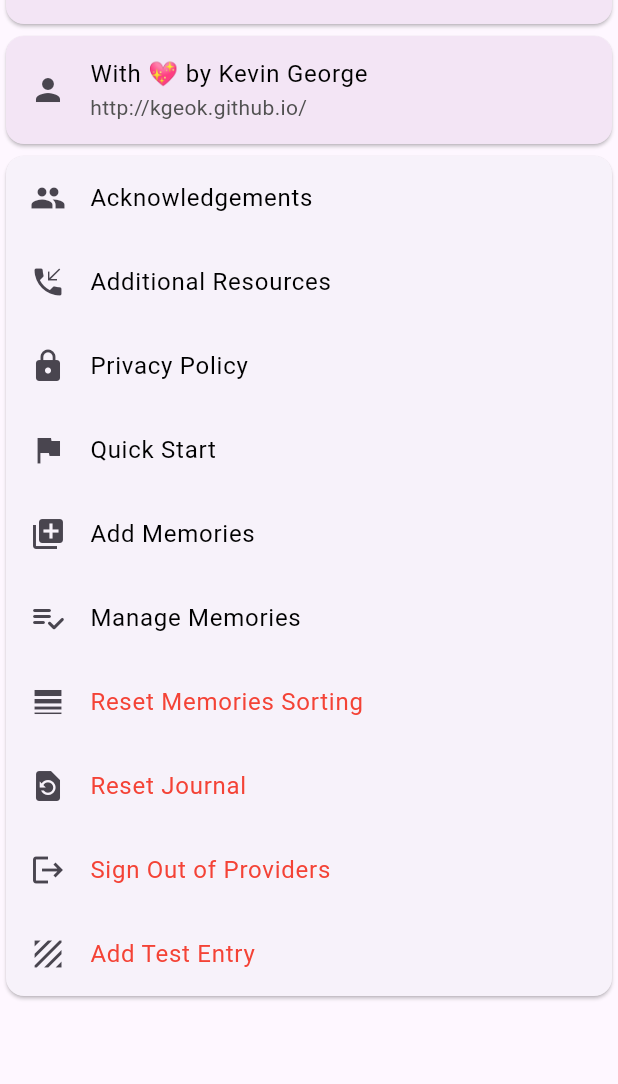
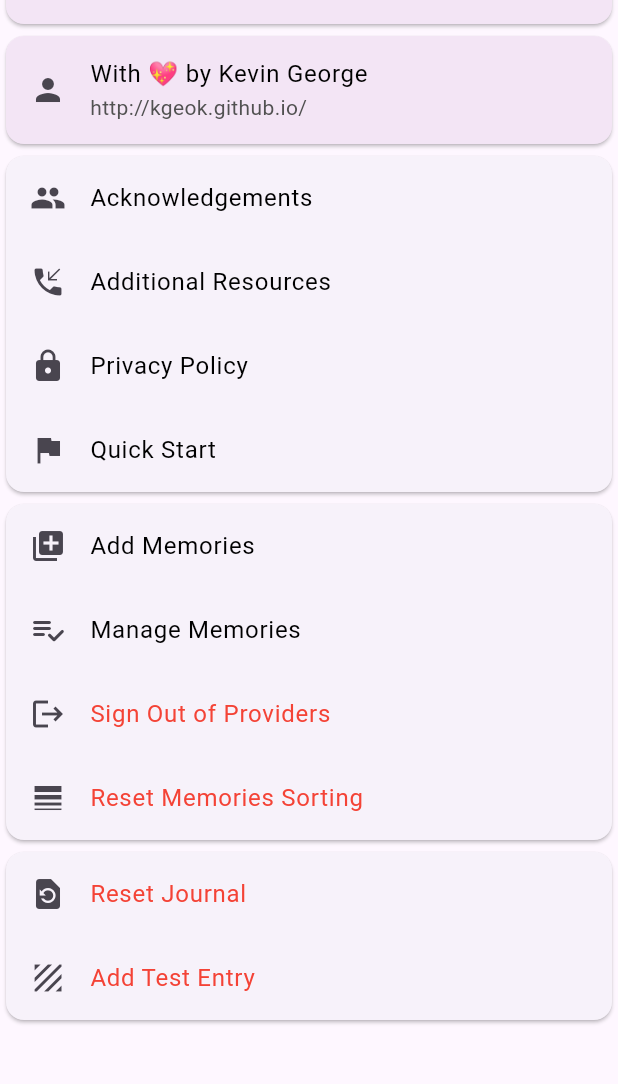
Before and after one commit to kgeok/Vibrance, a Flutter app: the SettingsPage widget shown alone on an empty page, opened directly, on a phone screen of 412 x 824 dp, the part 90-1174 px from its top. Run offline on Flutter 3.47's test engine with Material 3 defaults, Android fonts, the light colour scheme and no system bars; our stand-ins replace audioplayers, fl_chart, google_fonts, image_picker, sqflite, webview_flutter; missing offline and left inert: device_calendar, record, spotify, webfeed; accounts and stored records are empty.

Commit message:
(Commit on 'Dev')

```diff
--- a/vibrance/lib/main.dart
+++ b/vibrance/lib/main.dart
@@ -3898,6 +3898,12 @@ class SettingsPageState extends State<SettingsPage> {
                   style: GoogleFonts.newsCycle(color: Colors.black)),
               onTap: () => helpDialog(context),
             ),
+          ])),
+      Card(
+          child: Column(
+              mainAxisSize: MainAxisSize.max,
+              mainAxisAlignment: MainAxisAlignment.center,
+              children: <Widget>[
             ListTile(
               leading: Icon(Icons.library_add),
               title: Text("Add Memories",
@@ -3914,11 +3920,23 @@ class SettingsPageState extends State<SettingsPage> {
               onTap: () => manageMemories(context),
             ),
             ListTile(
+              leading: Icon(Icons.logout),
+              title: Text("Sign Out of Providers",
+                  style: GoogleFonts.newsCycle(color: Colors.red)),
+              onTap: () => clearServicesWarning(context),
+            ),
+            ListTile(
               leading: Icon(Icons.line_weight),
               title: Text("Reset Memories Sorting",
                   style: GoogleFonts.newsCycle(color: Colors.red)),
               onTap: () => clearWeightWarning(context),
-          ),
+            )
+          ])),
+      Card(
+          child: Column(
+        mainAxisSize: MainAxisSize.min,
+        mainAxisAlignment: MainAxisAlignment.center,
+        children: <Widget>[
           ListTile(
             leading: Icon(Icons.restore_page),
             title: Text("Reset Journal",
@@ -3926,12 +3944,6 @@ class SettingsPageState extends State<SettingsPage> {
             onTap: () => clearDaysWarning(context),
           ),
           ListTile(
-            leading: Icon(Icons.logout),
-            title: Text("Sign Out of Providers",
-                style: GoogleFonts.newsCycle(color: Colors.red)),
-            onTap: () => clearServicesWarning(context),
-          ),
-          ListTile(
             leading: Icon(Icons.texture_sharp),
             title: Text("Add Test Entry",
                 style: GoogleFonts.newsCycle(color: Colors.red)),
```
Lines whose indentation alone changed are shown as unchanged.
